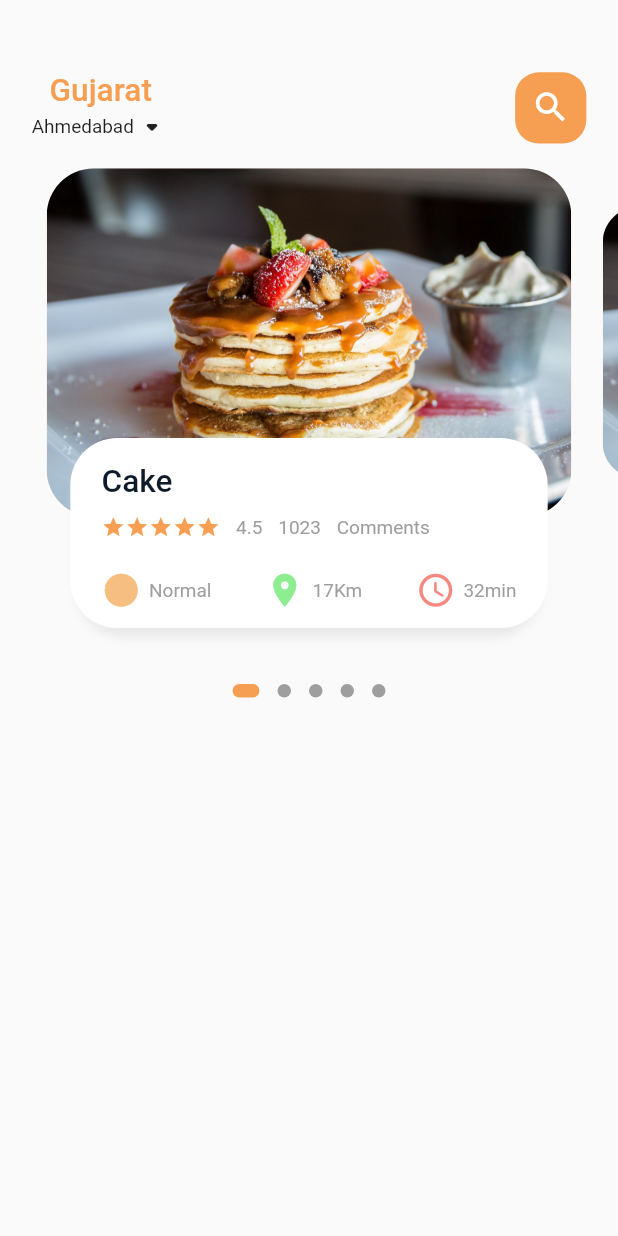
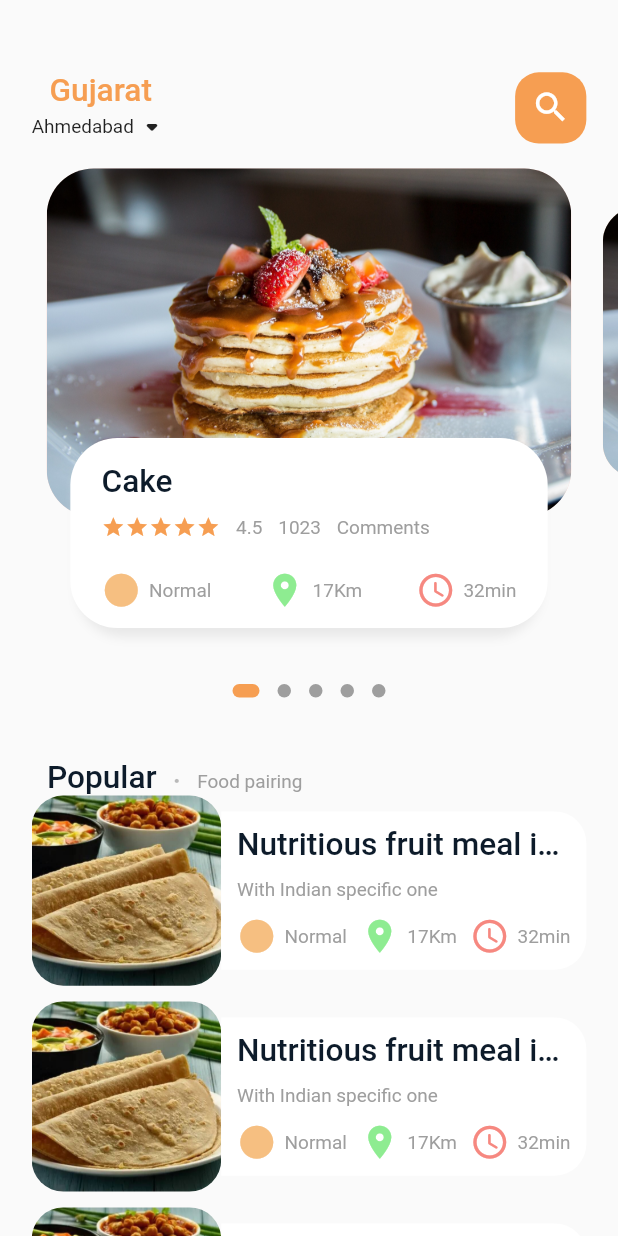
Before and after one commit to ChotaliyaYash/FoodDelivery---Flutter, a Flutter app: the MainFoodPage screen opened directly, on a phone screen of 412 x 824 dp. Run offline on Flutter 3.47's test engine with Material 2 defaults, Android fonts, the phone set to English and light mode, and no system bars; drawn by our look-alikes of dots_indicator; our stand-ins replace get.

Commit message:
evening commit

```diff
--- a/lib/home/food_page_body.dart
+++ b/lib/pages/home/food_page_body.dart
@@ -1,6 +1,7 @@
 import 'package:flutter/material.dart';
 import 'package:fooddelivery/utils/colors.dart';
 import 'package:fooddelivery/utils/dimenstions.dart';
+import 'package:fooddelivery/widget/app_column.dart';
 import 'package:fooddelivery/widget/big_text.dart';
 import 'package:fooddelivery/widget/icon_and_text.dart';
 import 'package:fooddelivery/widget/small_text.dart';
@@ -21,7 +22,7 @@ class _FoodPageBodyState extends State<FoodPageBody> {
   var _currentPageValue = 0.0;
   final _scaleFactor = 0.8;
   final double _height = Dimensions.pageViewContainer;
-  // print(Dimensions.screenHeight);
+  // print(Dimensions.screenHeight);.
 
 // for page number
   @override
@@ -68,8 +69,130 @@ class _FoodPageBodyState extends State<FoodPageBody> {
             activeShape: RoundedRectangleBorder(
                 borderRadius: BorderRadius.circular(Dimensions.sizedBox5)),
           ),
-        )
+        ),
+
+        SizedBox(height: Dimensions.sizedBox30),
+        // Popular Text
+        _popularText(),
+
+        // List of food and images
+        _listContainer(),
+        // ),
       ],
+    );
+  }
+
+// List of many items
+  ListView _listContainer() {
+    return ListView.builder(
+        physics: const NeverScrollableScrollPhysics(),
+        shrinkWrap: true,
+        itemCount: 10,
+        itemBuilder: (context, index) {
+          return Container(
+              margin: EdgeInsets.only(
+                  left: Dimensions.sizedBox20,
+                  right: Dimensions.sizedBox20,
+                  bottom: Dimensions.sizedBox10),
+              child: Row(
+                children: [
+                  // Image Section
+                  Container(
+                    width: Dimensions.listViewImageSize,
+                    height: Dimensions.pageViewTextContainer,
+                    decoration: BoxDecoration(
+                        borderRadius:
+                            BorderRadius.circular(Dimensions.sizedBox20),
+                        color: Colors.white38,
+                        image: const DecorationImage(
+                            fit: BoxFit.cover,
+                            image: AssetImage("assets/images/food1.jpeg"))),
+                  ),
+                  // Text container
+                  _textContainer()
+                ],
+              ));
+        });
+  }
+
+// Text Container
+  Expanded _textContainer() {
+    return Expanded(
+      child: Container(
+        height: Dimensions.sizedBox100,
+        decoration: BoxDecoration(
+            borderRadius: BorderRadius.only(
+                bottomRight: Radius.circular(Dimensions.sizedBox20),
+                topRight: Radius.circular(Dimensions.sizedBox20)),
+            color: Colors.white),
+        child: Padding(
+          padding: EdgeInsets.only(
+              left: Dimensions.sizedBox10, right: Dimensions.sizedBox10),
+          child: Column(
+            crossAxisAlignment: CrossAxisAlignment.start,
+            mainAxisAlignment: MainAxisAlignment.center,
+            children: [
+              BigText(text: "Nutritious fruit meal in India "),
+              SizedBox(
+                height: Dimensions.sizedBox10,
+              ),
+              SmallText(text: "With Indian specific one"),
+              SizedBox(
+                height: Dimensions.sizedBox10,
+              ),
+              Row(
+                mainAxisAlignment: MainAxisAlignment.spaceBetween,
+                children: const [
+                  IconAndText(
+                      text: "Normal",
+                      icon: Icons.circle_sharp,
+                      iconColor: Color.fromARGB(255, 246, 191, 129)),
+                  IconAndText(
+                      text: "17Km",
+                      icon: Icons.location_on,
+                      iconColor: Color.fromARGB(255, 142, 236, 145)),
+                  IconAndText(
+                      text: "32min",
+                      icon: Icons.access_time_rounded,
+                      iconColor: Color.fromARGB(255, 246, 136, 128))
+                ],
+              )
+            ],
+          ),
+        ),
+      ),
+    );
+  }
+
+// Popular text contianer
+  Container _popularText() {
+    return Container(
+      margin: EdgeInsets.only(left: Dimensions.sizedBox30),
+      child: Row(
+        crossAxisAlignment: CrossAxisAlignment.end,
+        children: [
+          BigText(text: "Popular"),
+          SizedBox(
+            width: Dimensions.sizedBox10,
+          ),
+          // ignore: avoid_unnecessary_containers
+          Container(
+            margin: const EdgeInsets.only(bottom: 3),
+            child: BigText(
+              text: ".",
+              color: Colors.black26,
+            ),
+          ),
+          SizedBox(
+            width: Dimensions.sizedBox10,
+          ),
+          // ignore: avoid_unnecessary_containers
+          Container(
+            margin: const EdgeInsets.only(bottom: 2),
+            child: SmallText(text: "Food pairing"),
+          )
+        ],
+      ),
     );
   }
 
@@ -155,62 +278,6 @@ class _FoodPageBodyState extends State<FoodPageBody> {
             top: Dimensions.sizedBox15,
             left: Dimensions.sizedBox15,
             right: Dimensions.sizedBox15),
-        child: Column(
-          crossAxisAlignment: CrossAxisAlignment
-              .start, // to justify the start, end (justification) of the axis
-          children: [
-            BigText(text: "Cake"),
-            SizedBox(
-              height: Dimensions.sizedBox10,
-            ),
-            Row(
-              children: [
-                Wrap(
-                  // it is use to generate stars
-                  children: List.generate(
-                      // it denerats 5 similer items and return widgets
-                      5,
-                      (index) => Icon(
-                            Icons.star,
-                            color: MyColor.peach,
-                            size: Dimensions.sizedBox15,
-                          )),
-                ),
-                SizedBox(
-                  width: Dimensions.sizedBox10,
-                ),
-                SmallText(text: "4.5"),
-                SizedBox(
-                  width: Dimensions.sizedBox10,
-                ),
-                SmallText(text: "1023"),
-                SizedBox(
-                  width: Dimensions.sizedBox10,
-                ),
-                SmallText(text: "Comments")
-              ],
-            ),
-            SizedBox(
-              height: Dimensions.sizedBox20,
-            ),
-            Row(
-              mainAxisAlignment: MainAxisAlignment.spaceBetween,
-              children: const [
-                IconAndText(
-                    text: "Normal",
-                    icon: Icons.circle_sharp,
-                    iconColor: Color.fromARGB(255, 246, 191, 129)),
-                IconAndText(
-                    text: "17Km",
-                    icon: Icons.location_on,
-                    iconColor: Color.fromARGB(255, 142, 236, 145)),
-                IconAndText(
-                    text: "32min",
-                    icon: Icons.access_time_rounded,
-                    iconColor: Color.fromARGB(255, 246, 136, 128))
-              ],
-            )
-          ],
-        ));
+        child: const AppColumn(text: "Cake"));
   }
 }
--- a/lib/home/mian_food_page.dart
+++ b/lib/pages/home/mian_food_page.dart
@@ -1,5 +1,5 @@
 import 'package:flutter/material.dart';
-import 'package:fooddelivery/home/food_page_body.dart';
+import 'package:fooddelivery/pages/home/food_page_body.dart';
 import 'package:fooddelivery/utils/colors.dart';
 import 'package:fooddelivery/utils/dimenstions.dart';
 import 'package:fooddelivery/widget/big_text.dart';
@@ -20,7 +20,9 @@ class _MainFoodPageState extends State<MainFoodPage> {
         children: [
           // ignore: avoid_unnecessary_containers
           _header(), // header of the home app
-          const FoodPageBody() // body of the homepage
+          const Expanded(
+              child: SingleChildScrollView(
+                  child: FoodPageBody())) // body of the homepage
         ],
       ),
     );
--- a/lib/utils/dimenstions.dart
+++ b/lib/utils/dimenstions.dart
@@ -2,7 +2,9 @@
 import 'package:get/get.dart';
 
 class Dimensions {
+  //781
   static double screenHeight = Get.context!.height;
+  //392
   static double screenWidth = Get.context!.width;
 
   static double pageViewContainer = screenHeight / 3.55;
@@ -15,5 +17,19 @@ class Dimensions {
   static double sizedBox15 = screenHeight / 52.07;
   static double sizedBox30 = screenHeight / 26.33;
   static double sizedBox45 = screenHeight / 17.35;
+  static double sizedBox40 = screenHeight / 19.52;
   static double sizedBox12 = screenHeight / 65.08;
+  static double sizedBox100 = screenHeight / 7.81;
+  static double sizedBox350 = screenHeight / 2.6;
+
+// Width
+  static double width20 = screenWidth / 19.6;
+
+// Fontsize
+  static double font26 = screenHeight / 30.03;
+  static double font14 = screenHeight / 55;
+
+  static double listViewImageSize = screenWidth / 3.26;
+
+  // Popular food
 }
--- /dev/null
+++ b/lib/widget/app_column.dart
@@ -0,0 +1,72 @@
+import 'package:flutter/material.dart';
+import 'package:fooddelivery/utils/colors.dart';
+import 'package:fooddelivery/utils/dimenstions.dart';
+import 'package:fooddelivery/widget/big_text.dart';
+import 'package:fooddelivery/widget/icon_and_text.dart';
+import 'package:fooddelivery/widget/small_text.dart';
+
+class AppColumn extends StatelessWidget {
+  final String text;
+  const AppColumn({super.key, required this.text});
+
+  @override
+  Widget build(BuildContext context) {
+    return Column(
+      crossAxisAlignment: CrossAxisAlignment
+          .start, // to justify the start, end (justification) of the axis
+      children: [
+        BigText(text: text),
+        SizedBox(
+          height: Dimensions.sizedBox10,
+        ),
+        Row(
+          children: [
+            Wrap(
+              // it is use to generate stars
+              children: List.generate(
+                  // it denerats 5 similer items and return widgets
+                  5,
+                  (index) => Icon(
+                        Icons.star,
+                        color: MyColor.peach,
+                        size: Dimensions.sizedBox15,
+                      )),
+            ),
+            SizedBox(
+              width: Dimensions.sizedBox10,
+            ),
+            SmallText(text: "4.5"),
+            SizedBox(
+              width: Dimensions.sizedBox10,
+            ),
+            SmallText(text: "1023"),
+            SizedBox(
+              width: Dimensions.sizedBox10,
+            ),
+            SmallText(text: "Comments")
+          ],
+        ),
+        SizedBox(
+          height: Dimensions.sizedBox20,
+        ),
+        Row(
+          mainAxisAlignment: MainAxisAlignment.spaceBetween,
+          children: const [
+            IconAndText(
+                text: "Normal",
+                icon: Icons.circle_sharp,
+                iconColor: Color.fromARGB(255, 246, 191, 129)),
+            IconAndText(
+                text: "17Km",
+                icon: Icons.location_on,
+                iconColor: Color.fromARGB(255, 142, 236, 145)),
+            IconAndText(
+                text: "32min",
+                icon: Icons.access_time_rounded,
+                iconColor: Color.fromARGB(255, 246, 136, 128))
+          ],
+        )
+      ],
+    );
+  }
+}
--- a/lib/widget/small_text.dart
+++ b/lib/widget/small_text.dart
@@ -22,7 +22,7 @@ class SmallText extends StatelessWidget {
           color: color,
           fontWeight: FontWeight.w400,
           fontSize: size == 0 ? Dimensions.sizedBox12 : size,
-          height: 1.2),
+          height: height),
     );
   }
 }
```
Also changed, not shown: lib/main.dart (+5 -2 lines), lib/pages/food/popular_food_directory.dart (added, +145 -0 lines), lib/widget/app_icon.dart (added, +36 -0 lines), lib/widget/expendable_text.dart (added, +74 -0 lines).
